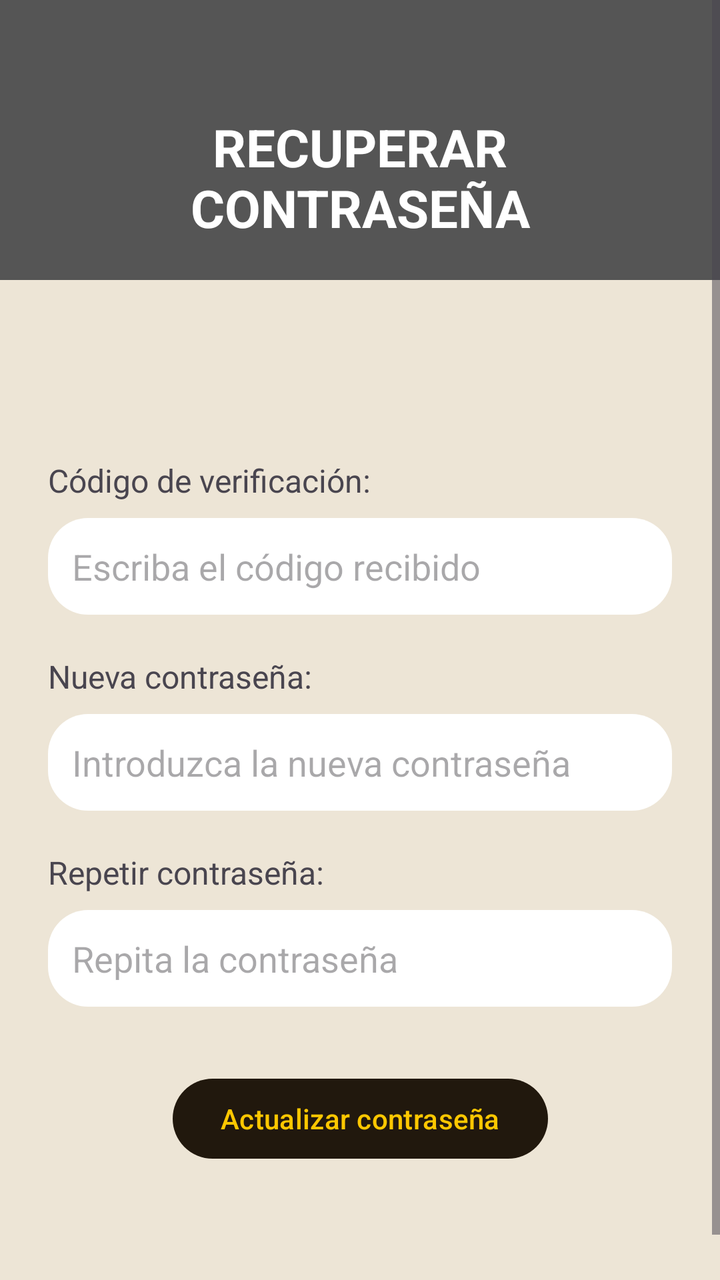
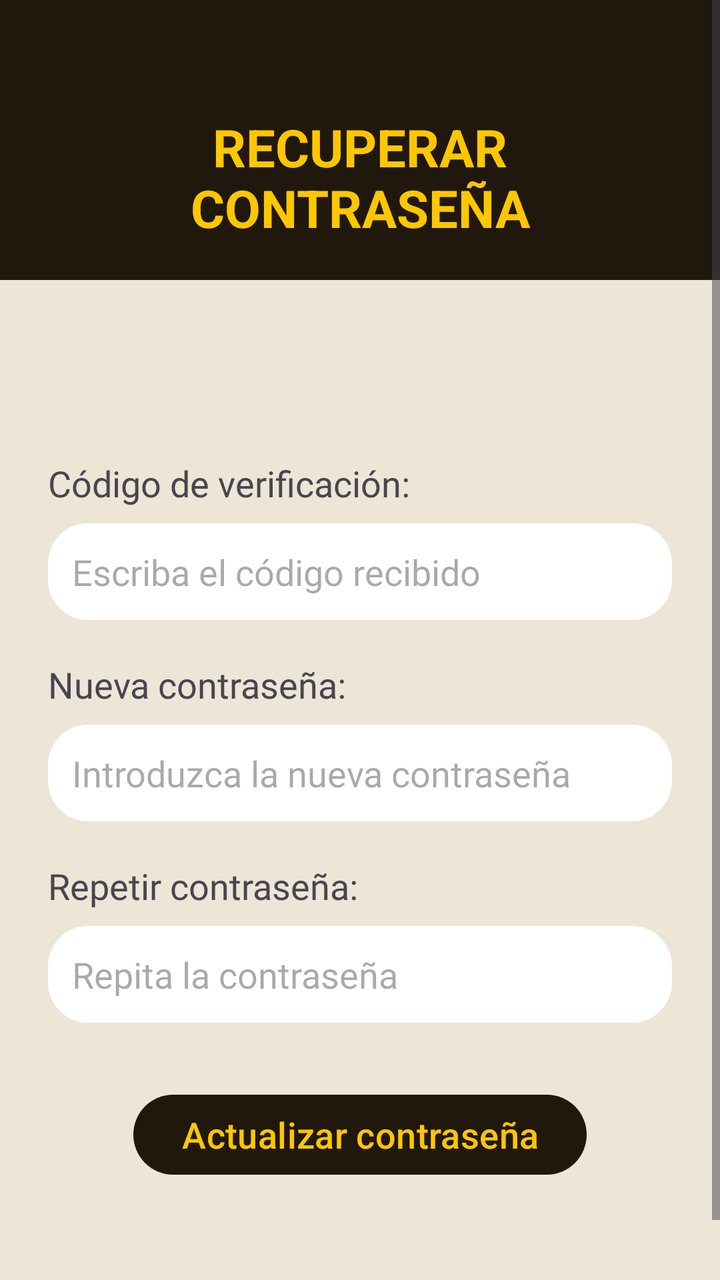

Before-and-after screenshots of an Android layout around one commit, followed by the original layout XML and the change that was made.
<!-- AndroidManifest.xml: application theme Theme.RefriMancia -->
<!-- res/layout/ventana_recuperar_password.xml -->
<?xml version="1.0" encoding="utf-8"?>
<ScrollView xmlns:android="http://schemas.android.com/apk/res/android"
    xmlns:app="http://schemas.android.com/apk/res-auto"
    xmlns:tools="http://schemas.android.com/tools"
    style="@style/fondoPantallas"
    android:layout_width="match_parent"
    android:layout_height="match_parent">

    <androidx.constraintlayout.widget.ConstraintLayout
        android:id="@+id/ventana_recuperar_password"
        android:layout_width="match_parent"
        android:layout_height="wrap_content"
        android:paddingBottom="80dp">

        
        <View
            android:id="@+id/headerBackground"
            android:layout_width="match_parent"
            android:layout_height="140dp"
            android:background="#555555"
            app:layout_constraintTop_toTopOf="parent" />

        

        

        <TextView
            android:id="@+id/tvTituloRecuperar"
            android:layout_width="0dp"
            android:layout_height="wrap_content"
            android:layout_marginHorizontal="24dp"
            android:layout_marginTop="56dp"
            android:text="RECUPERAR CONTRASEÑA"
            android:textAlignment="center"
            android:textColor="#FFFFFF"
            android:textSize="26sp"
            android:textStyle="bold"
            app:layout_constraintEnd_toEndOf="parent"
            app:layout_constraintStart_toStartOf="parent"
            app:layout_constraintTop_toTopOf="parent" />

        <TextView
            android:id="@+id/tvCodigoRecuperar"
            android:layout_width="wrap_content"
            android:layout_height="wrap_content"
            android:layout_marginStart="24dp"
            android:layout_marginTop="108dp"
            android:text="Código de verificación:"
            android:textSize="16sp"
            app:layout_constraintStart_toStartOf="parent"
            app:layout_constraintTop_toBottomOf="@id/tvTituloRecuperar" />

        <EditText
            android:id="@+id/etCodigoRecuperar"
            android:layout_width="0dp"
            android:layout_height="wrap_content"
            android:layout_marginHorizontal="24dp"
            android:layout_marginTop="8dp"
            android:background="@drawable/bg_input"
            android:hint="Escriba el código recibido"
            android:inputType="text"
            android:padding="12dp"
            app:layout_constraintTop_toBottomOf="@id/tvCodigoRecuperar"
            app:layout_constraintStart_toStartOf="parent"
            app:layout_constraintEnd_toEndOf="parent" />

        
        <TextView
            android:id="@+id/tvNuevaPasswordRecuperar"
            android:layout_width="wrap_content"
            android:layout_height="wrap_content"
            android:layout_marginStart="24dp"
            android:layout_marginTop="20dp"
            android:text="Nueva contraseña:"
            android:textSize="16sp"
            app:layout_constraintTop_toBottomOf="@id/etCodigoRecuperar"
            app:layout_constraintStart_toStartOf="parent" />

        <EditText
            android:id="@+id/etpNuevaPasswordRecuperar"
            android:layout_width="0dp"
            android:layout_height="wrap_content"
            android:layout_marginHorizontal="24dp"
            android:layout_marginTop="8dp"
            android:background="@drawable/bg_input"
            android:hint="Introduzca la nueva contraseña"
            android:inputType="textPassword"
            android:padding="12dp"
            app:layout_constraintTop_toBottomOf="@id/tvNuevaPasswordRecuperar"
            app:layout_constraintStart_toStartOf="parent"
            app:layout_constraintEnd_toEndOf="parent" />

        
        <TextView
            android:id="@+id/tvRepetirPasswordRecuperar"
            android:layout_width="wrap_content"
            android:layout_height="wrap_content"
            android:layout_marginStart="24dp"
            android:layout_marginTop="20dp"
            android:text="Repetir contraseña:"
            android:textSize="16sp"
            app:layout_constraintTop_toBottomOf="@id/etpNuevaPasswordRecuperar"
            app:layout_constraintStart_toStartOf="parent" />

        <EditText
            android:id="@+id/etpRepetirPasswordRecuperar"
            android:layout_width="0dp"
            android:layout_height="wrap_content"
            android:layout_marginHorizontal="24dp"
            android:layout_marginTop="8dp"
            android:background="@drawable/bg_input"
            android:hint="Repita la contraseña"
            android:inputType="textPassword"
            android:padding="12dp"
            app:layout_constraintTop_toBottomOf="@id/tvRepetirPasswordRecuperar"
            app:layout_constraintStart_toStartOf="parent"
            app:layout_constraintEnd_toEndOf="parent" />

        
        <Button
            android:id="@+id/botonActualizarPassword"
            style="@style/estiloBotones"
            android:layout_width="wrap_content"
            android:layout_height="wrap_content"
            android:layout_marginTop="32dp"
            android:text="Actualizar contraseña"
            android:textAllCaps="false"
            app:layout_constraintTop_toBottomOf="@id/etpRepetirPasswordRecuperar"
            app:layout_constraintStart_toStartOf="parent"
            app:layout_constraintEnd_toEndOf="parent" />

    </androidx.constraintlayout.widget.ConstraintLayout>

</ScrollView>
<!-- resources referenced by this layout -->
<resources>
  <!-- drawable bg_input (drawable) -->
  <shape xmlns:android="http://schemas.android.com/apk/res/android">
      <solid android:color="#FFFFFF"/> 
      <corners android:radius="20dp"/>
  </shape>
  <style name="estiloBotones">
          <item name="android:textColor">@color/amarillo</item>
          <item name="backgroundTint">@color/marron_oscuro</item>
      </style>
  <style name="fondoPantallas">
          <item name="android:background">@color/beige</item>
      </style>
  <style name="Theme.RefriMancia" parent="Base.Theme.RefriMancia" />
  <color name="amarillo">#fdc700</color>
  <color name="marron_oscuro">#21180d</color>
  <color name="beige">#ede5d6</color>
  <style name="Base.Theme.RefriMancia" parent="Theme.Material3.DayNight.NoActionBar">
          
          
          <item name="android:statusBarColor">?attr/colorPrimary</item>
          <item name="android:windowLightStatusBar">false</item>
          
      </style>
</resources>

<!-- the commit's change to res/layout/ventana_recuperar_password.xml (unified diff, before → after) -->
@@ -17,7 +17,7 @@
             android:id="@+id/headerBackground"
             android:layout_width="match_parent"
             android:layout_height="140dp"
-            android:background="#555555"
+            android:background="@color/marron_oscuro"
             app:layout_constraintTop_toTopOf="parent" />
 
         
@@ -32,7 +32,7 @@
             android:layout_marginTop="56dp"
             android:text="RECUPERAR CONTRASEÑA"
             android:textAlignment="center"
-            android:textColor="#FFFFFF"
+            android:textColor="@color/amarillo"
             android:textSize="26sp"
             android:textStyle="bold"
             app:layout_constraintEnd_toEndOf="parent"
@@ -41,17 +41,18 @@
 
         <TextView
             android:id="@+id/tvCodigoRecuperar"
+            style="@style/etiquetas"
             android:layout_width="wrap_content"
             android:layout_height="wrap_content"
             android:layout_marginStart="24dp"
             android:layout_marginTop="108dp"
             android:text="Código de verificación:"
-            android:textSize="16sp"
             app:layout_constraintStart_toStartOf="parent"
             app:layout_constraintTop_toBottomOf="@id/tvTituloRecuperar" />
 
         <EditText
             android:id="@+id/etCodigoRecuperar"
+            style="@style/editTexts"
             android:layout_width="0dp"
             android:layout_height="wrap_content"
             android:layout_marginHorizontal="24dp"
@@ -67,17 +68,18 @@
         
         <TextView
             android:id="@+id/tvNuevaPasswordRecuperar"
+            style="@style/etiquetas"
             android:layout_width="wrap_content"
             android:layout_height="wrap_content"
             android:layout_marginStart="24dp"
             android:layout_marginTop="20dp"
             android:text="Nueva contraseña:"
-            android:textSize="16sp"
             app:layout_constraintTop_toBottomOf="@id/etCodigoRecuperar"
             app:layout_constraintStart_toStartOf="parent" />
 
         <EditText
             android:id="@+id/etpNuevaPasswordRecuperar"
+            style="@style/editTexts"
             android:layout_width="0dp"
             android:layout_height="wrap_content"
             android:layout_marginHorizontal="24dp"
@@ -93,17 +95,18 @@
         
         <TextView
             android:id="@+id/tvRepetirPasswordRecuperar"
+            style="@style/etiquetas"
             android:layout_width="wrap_content"
             android:layout_height="wrap_content"
             android:layout_marginStart="24dp"
             android:layout_marginTop="20dp"
             android:text="Repetir contraseña:"
-            android:textSize="16sp"
             app:layout_constraintTop_toBottomOf="@id/etpNuevaPasswordRecuperar"
             app:layout_constraintStart_toStartOf="parent" />
 
         <EditText
             android:id="@+id/etpRepetirPasswordRecuperar"
+            style="@style/editTexts"
             android:layout_width="0dp"
             android:layout_height="wrap_content"
             android:layout_marginHorizontal="24dp"
<!-- resource entries referenced after the edit -->
@@ -5,9 +5,18 @@
       <solid android:color="#FFFFFF"/> 
       <corners android:radius="20dp"/>
   </shape>
+  <style name="editTexts">
+          <item name="android:textSize">18sp</item>
+          <item name="android:fontFamily">@font/alexandria</item>
+      </style>
   <style name="estiloBotones">
           <item name="android:textColor">@color/amarillo</item>
           <item name="backgroundTint">@color/marron_oscuro</item>
+          <item name="android:textSize">18sp</item>
+      </style>
+  <style name="etiquetas">
+          <item name="android:textSize">18sp</item>
+          <item name="android:fontFamily">@font/alexandria_semibold</item>
       </style>
   <style name="fondoPantallas">
           <item name="android:background">@color/beige</item>
